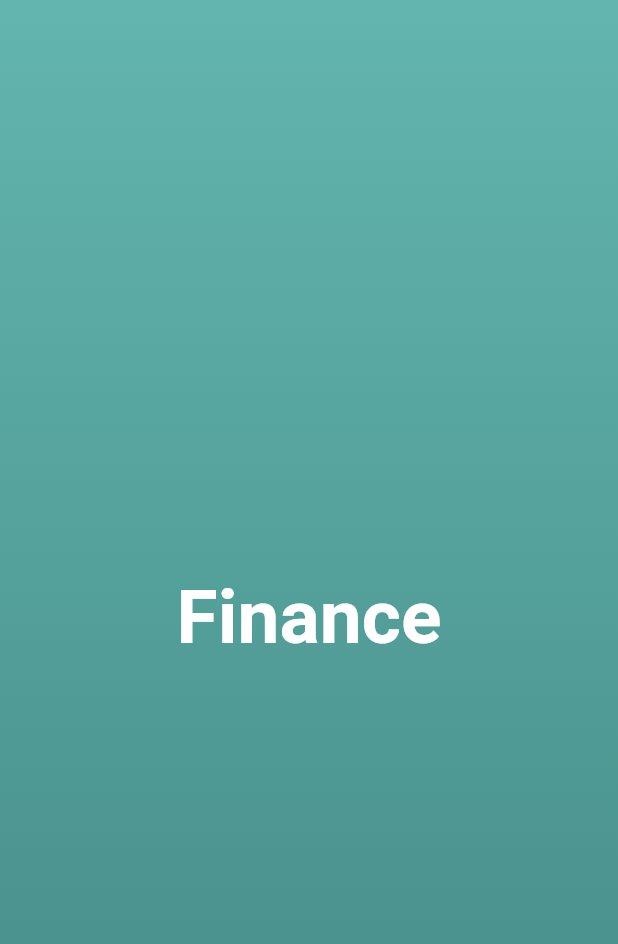
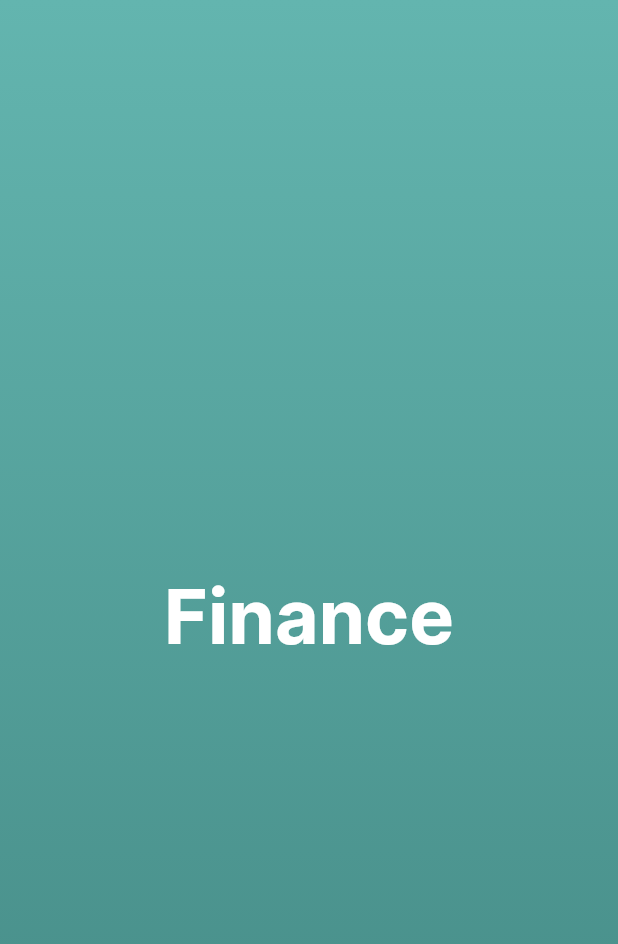
Before and after one commit to fjuncal/finance_app, a Flutter app: the screen it shows after launch, on a phone screen of 412 x 824 dp. Shown: the top 944 px of the screen. Run offline on Flutter 3.47's test engine with Material 2 defaults, Android fonts, the phone set to English and light mode, and no system bars.

Commit message:
adicionando fonte e foto no projeto

```diff
--- a/lib/common/constants/app_text_styles.dart
+++ b/lib/common/constants/app_text_styles.dart
@@ -3,5 +3,5 @@ import 'package:flutter/material.dart';
 class AppTextStyles {
   AppTextStyles._();
 
-  static const TextStyle bigText = TextStyle(fontSize: 50.0, fontWeight: FontWeight.w700);
+  static const TextStyle bigText = TextStyle(fontFamily: 'Inter',  fontSize: 50.0, fontWeight: FontWeight.w700);
 }
```
Also changed, not shown: pubspec.yaml (+8 -15 lines), assets/fonts/Inter-Bold.ttf (added), assets/fonts/Inter-Regular.ttf (added), assets/images/man.png (added).
